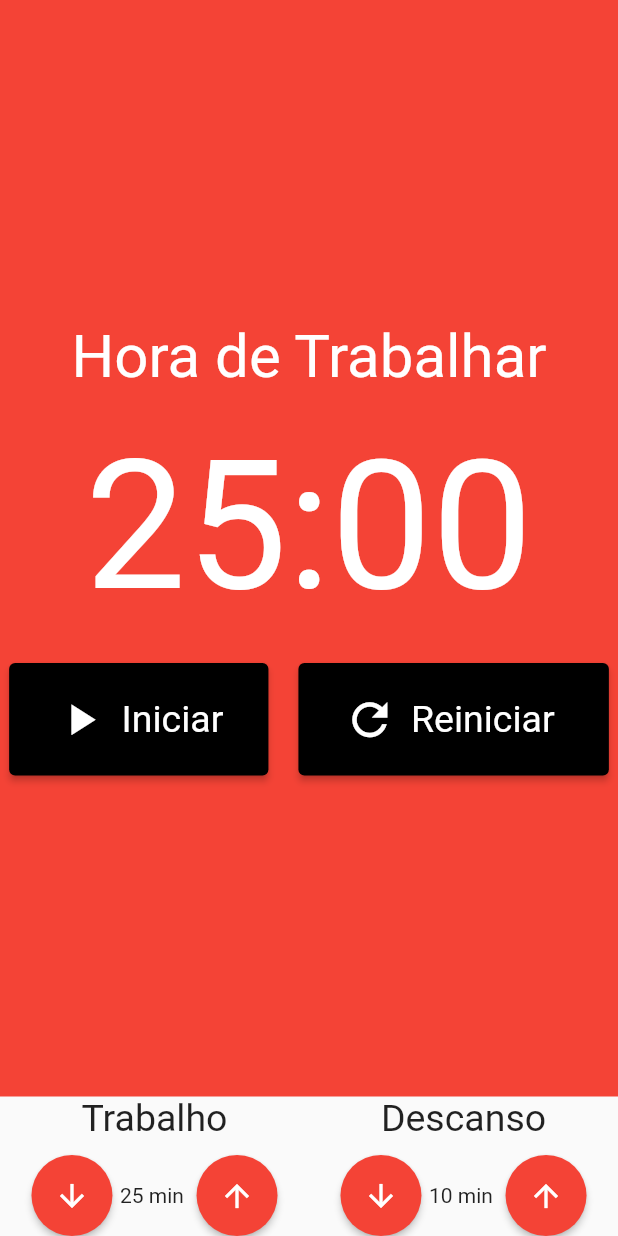
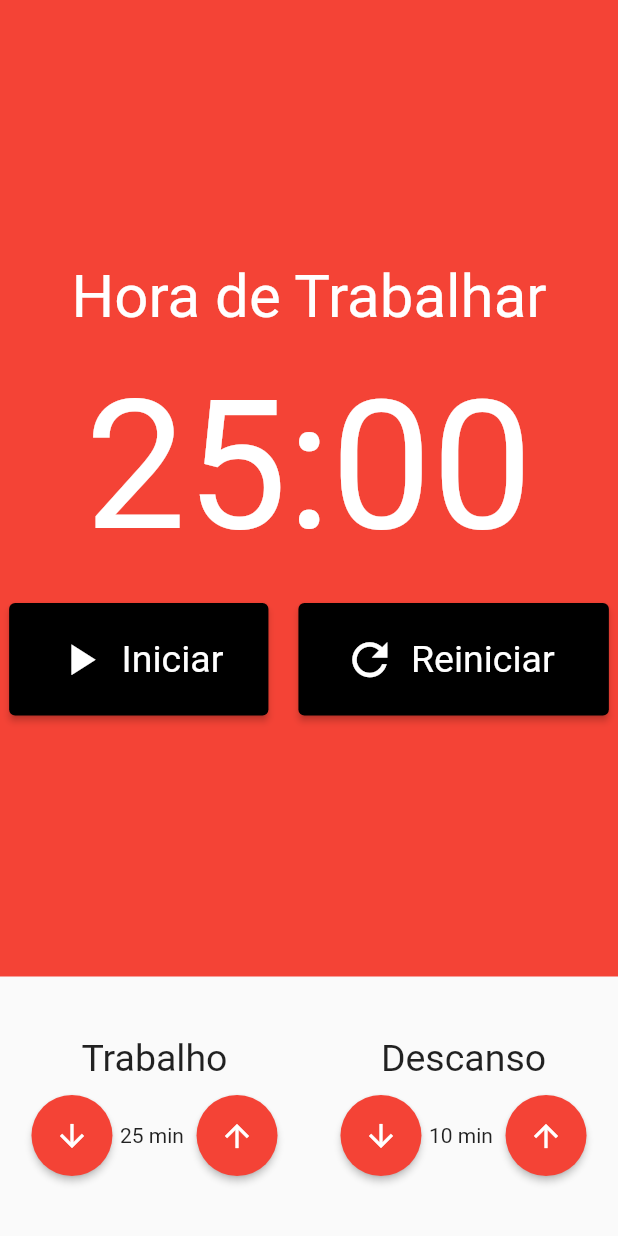
Before and after one commit to IagoMesquita/pomodoro_with_mobx, a Flutter app: the screen it shows after launch, on a phone screen of 412 x 824 dp. Run offline on Flutter 3.47's test engine with Material 2 defaults, Android fonts, the phone set to English and light mode, and no system bars; our stand-ins replace mobx; generated files the repository leaves out were written again.

Commit message:
style: pomodoro

```diff
--- a/lib/pages/pomodoro.dart
+++ b/lib/pages/pomodoro.dart
@@ -12,12 +12,17 @@ class Pomodoro extends StatelessWidget {
         crossAxisAlignment: CrossAxisAlignment.stretch,
         children: [
           const Expanded(child: Chronometer()),
-          Row(
-            mainAxisAlignment: MainAxisAlignment.spaceAround,
-            children: const [
-              InputTime(title: 'Trabalho', timer: 25),
-              InputTime(title: 'Descanso', timer: 10),
-            ],
+          Padding(
+            padding: const EdgeInsets.symmetric(
+              vertical: 40,
+            ),
+            child: Row(
+              mainAxisAlignment: MainAxisAlignment.spaceAround,
+              children: const [
+                InputTime(title: 'Trabalho', timer: 25),
+                InputTime(title: 'Descanso', timer: 10),
+              ],
+            ),
           ),
         ],
       ),
```
